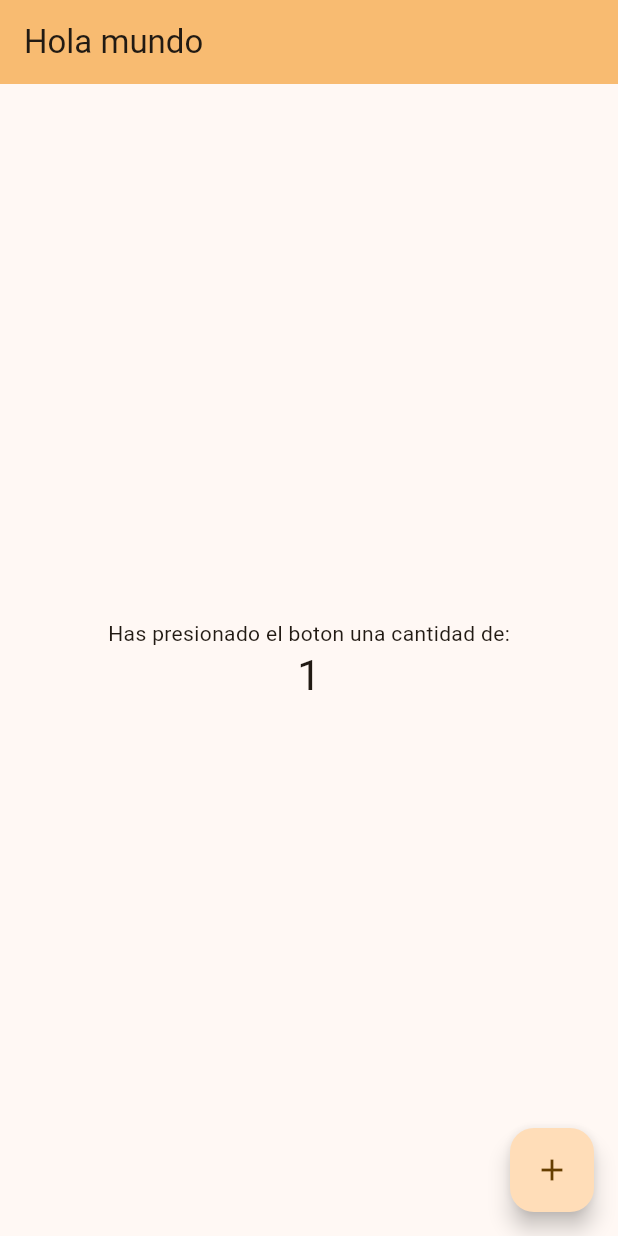
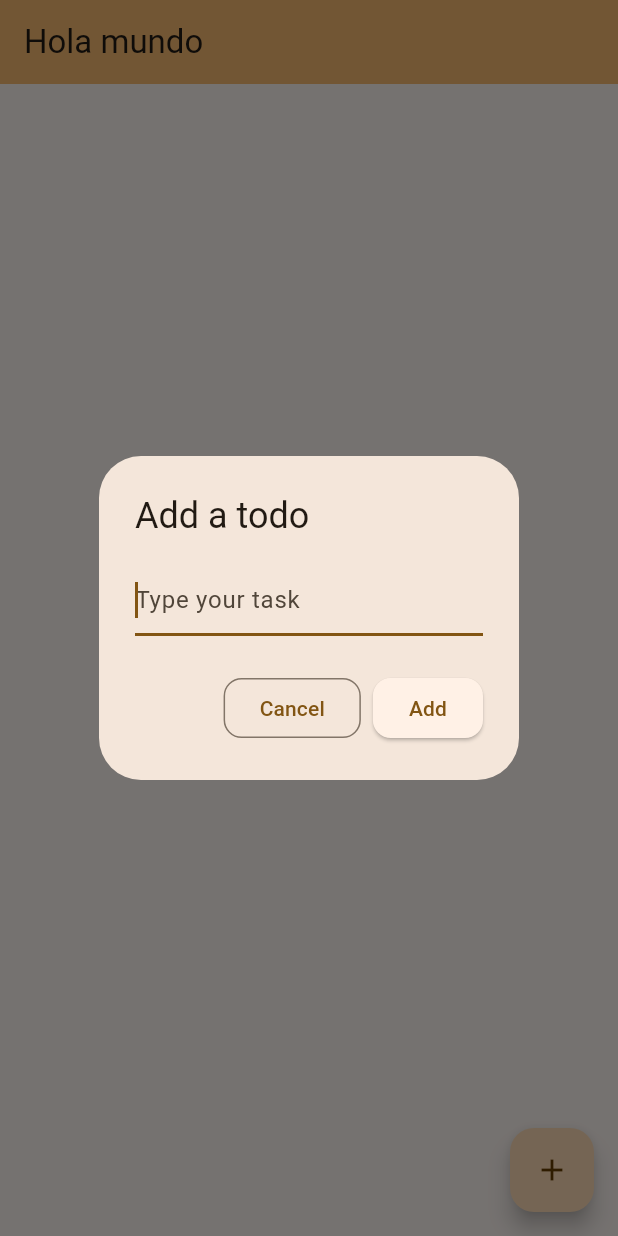
Before and after one commit to Wilord20/TODO_appFlutter, a Flutter app: the screen it shows after launch, after a tap on the "add" icon, on a phone screen of 412 x 824 dp. Run offline on Flutter 3.47's test engine with Material 3 defaults, Android fonts, the phone set to English and light mode, and no system bars.

Commit message:
Funcion para los botones y cambios de texto

```diff
--- a/lib/main.dart
+++ b/lib/main.dart
@@ -1,11 +1,11 @@
 import 'package:flutter/material.dart';
 
 void main() {
-  runApp(const MyApp());
+  runApp(const TodoApp());
 }
 
-class MyApp extends StatelessWidget {
-  const MyApp({super.key});
+class TodoApp extends StatelessWidget {
+  const TodoApp({super.key});
 
   // This widget is the root of your application.
   @override
@@ -13,76 +13,82 @@ class MyApp extends StatelessWidget {
     return MaterialApp(
       title: 'Flutter Demo',
       theme: ThemeData(
-        // This is the theme of your application.
-        //
-        // TRY THIS: Try running your application with "flutter run". You'll see
-        // the application has a purple toolbar. Then, without quitting the app,
-        // try changing the seedColor in the colorScheme below to Colors.green
-        // and then invoke "hot reload" (save your changes or press the "hot
-        // reload" button in a Flutter-supported IDE, or press "r" if you used
-        // the command line to start the app).
-        //
-        // Notice that the counter didn't reset back to zero; the application
-        // state is not lost during the reload. To reset the state, use hot
-        // restart instead.
-        //
-        // This works for code too, not just values: Most code changes can be
-        // tested with just a hot reload.
-        colorScheme: ColorScheme.fromSeed(seedColor: const Color.fromARGB(255, 180, 120, 37)),
+        colorScheme: ColorScheme.fromSeed(
+          seedColor: const Color.fromARGB(255, 180, 120, 37),
+        ),
       ),
-      home: const MyHomePage(title: 'Hola mundo'),
+      home: const TodoList(title: 'Hola mundo'),
     );
   }
 }
 
-class MyHomePage extends StatefulWidget {
-  const MyHomePage({super.key, required this.title});
-
-  // This widget is the home page of your application. It is stateful, meaning
-  // that it has a State object (defined below) that contains fields that affect
-  // how it looks.
-
-  // This class is the configuration for the state. It holds the values (in this
-  // case the title) provided by the parent (in this case the App widget) and
-  // used by the build method of the State. Fields in a Widget subclass are
-  // always marked "final".
+class TodoList extends StatefulWidget {
+  const TodoList({super.key, required this.title});
 
   final String title;
 
   @override
-  State<MyHomePage> createState() => _MyHomePageState();
+  State<TodoList> createState() => _TodoListState();
 }
 
-class _MyHomePageState extends State<MyHomePage> {
-  int _counter = 0;
+class _TodoListState extends State<TodoList> {
+  final List<Todo> _todos = <Todo>[];
+  final TextEditingController _textFieldController = TextEditingController();
 
-  void _incrementCounter() {
+  Future<void> _displayDialog() async {
+    return showDialog<void>(
+      context: context,
+      barrierDismissible: true,
+      builder: (BuildContext context) {
+        return AlertDialog(
+          title: const Text('Add a todo'),
+          content: TextField(
+            controller: _textFieldController,
+            decoration: const InputDecoration(hintText: 'Type your task'),
+            autofocus: true,
+          ),
+          actions: <Widget>[
+            OutlinedButton(
+              style: OutlinedButton.styleFrom(
+                shape: RoundedRectangleBorder(
+                  borderRadius: BorderRadius.circular(12),
+                ),
+              ),
+              onPressed: () {
+                Navigator.of(context).pop();
+              },
+              child: const Text('Cancel'),
+            ),
+            ElevatedButton(
+              style: ElevatedButton.styleFrom(
+                shape: RoundedRectangleBorder(
+                  borderRadius: BorderRadius.circular(12),
+                ),
+              ),
+              onPressed: () {
+                Navigator.of(context).pop();
+                _addTodoItem(_textFieldController.text);
+              },
+              child: const Text('Add'),
+            ),
+          ],
+        );
+      },
+    );
+  }
+
+  void _addTodoItem(String name) {
     setState(() {
-      // This call to setState tells the Flutter framework that something has
-      // changed in this State, which causes it to rerun the build method below
-      // so that the display can reflect the updated values. If we changed
-      // _counter without calling setState(), then the build method would not be
-      // called again, and so nothing would appear to happen.
-      _counter++;
+      _todos.add(Todo(name: name, completed: false));
     });
+    _textFieldController.clear();
   }
 
   @override
   Widget build(BuildContext context) {
-    // This method is rerun every time setState is called, for instance as done
-    // by the _incrementCounter method above.
-    //
-    // The Flutter framework has been optimized to make rerunning build methods
-    // fast, so that you can just rebuild anything that needs updating rather
-    // than having to individually change instances of widgets.
     return Scaffold(
       appBar: AppBar(
-        // TRY THIS: Try changing the color here to a specific color (to
-        // Colors.amber, perhaps?) and trigger a hot reload to see the AppBar
-        // change color while the other colors stay the same.
         backgroundColor: Theme.of(context).colorScheme.inversePrimary,
-        // Here we take the value from the MyHomePage object that was created by
-        // the App.build method, and use it to set our appbar title.
         title: Text(widget.title),
       ),
       body: Center(
@@ -103,20 +109,20 @@ class _MyHomePageState extends State<MyHomePage> {
           // action in the IDE, or press "p" in the console), to see the
           // wireframe for each widget.
           mainAxisAlignment: MainAxisAlignment.center,
-          children: <Widget>[
-            const Text('Has presionado el boton una cantidad de:'),
-            Text(
-              '$_counter',
-              style: Theme.of(context).textTheme.headlineMedium,
-            ),
-          ],
+          children: <Widget>[],
         ),
       ),
       floatingActionButton: FloatingActionButton(
-        onPressed: _incrementCounter,
-        tooltip: 'Increment',
+        onPressed: () => _displayDialog(),
+        tooltip: 'Add a Todo',
         child: const Icon(Icons.add),
       ), // This trailing comma makes auto-formatting nicer for build methods.
     );
   }
 }
+
+class Todo {
+  Todo({required this.name, required this.completed});
+  String name;
+  bool completed;
+}
```
Also changed, not shown: 1 other file.
